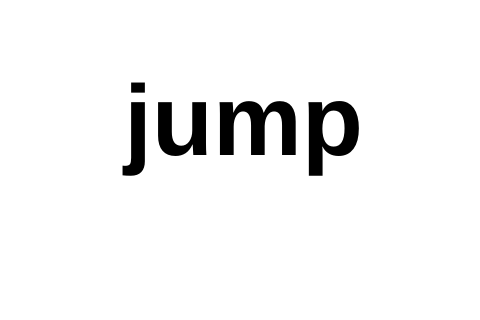
Before: the Qt Designer form main.ui in gonyo1/VisualVocaApp, drawn with Qt 5; both pictures show x 342 to 822 and y 0 to 320 of the 971 by 700 pixel window.
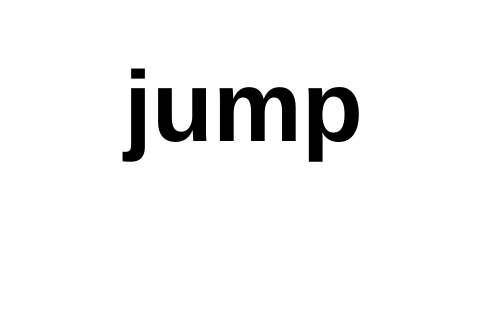
After: the same form once the commit is applied.

```diff
--- a/main.ui
+++ b/main.ui
@@ -975,7 +975,7 @@
       <string>jump</string>
      </property>
      <property name="alignment">
-      <set>Qt::AlignCenter</set>
+      <set>Qt::AlignHCenter|Qt::AlignTop</set>
      </property>
     </widget>
     <widget class="QLabel" name="mb_show_image_adj">
```
Left out of the diff: 12 changed lines with no effect on the pictures.
